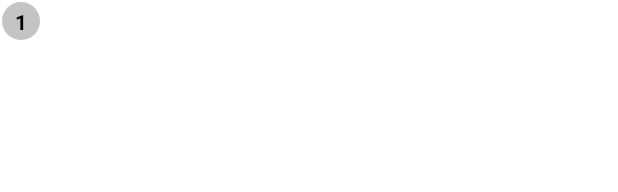
After one commit to AbhinavRastogi1997/7MinWorkout, an Android app: the layout item_status.xml on its own in the app's theme, with its tools: preview values and no code run, on a phone screen of 412 x 824 dp. The commit adds this screen. Shown: the top 192 px of the screen. Run offline under Robolectric (Android 15) with nearby library versions, the phone set to English and light mode, and no system bars.

Commit message:
made changes

```diff
--- /dev/null
+++ b/app/src/main/res/drawable/item_circular_gray.xml
@@ -0,0 +1,4 @@
+<?xml version="1.0" encoding="utf-8"?>
+<shape android:shape="oval" xmlns:android="http://schemas.android.com/apk/res/android">
+    <solid android:color="#C4C4C4"></solid>
+</shape>
--- /dev/null
+++ b/app/src/main/res/layout/item_status.xml
@@ -0,0 +1,16 @@
+<?xml version="1.0" encoding="utf-8"?>
+<TextView xmlns:android="http://schemas.android.com/apk/res/android"
+    xmlns:tools="http://schemas.android.com/tools"
+    android:id="@+id/tvItem"
+    android:layout_width="25dp"
+    android:layout_height="25dp"
+    android:layout_margin="1dp"
+    android:gravity="center"
+    android:textColor="@color/black"
+    android:textSize="14sp"
+    android:textStyle="bold"
+    android:padding="3dp"
+    android:background="@drawable/item_circular_gray"
+    tools:text="1">
+
+</TextView>
```
Also changed, not shown: app/src/main/java/com/example/a7minutesworkout/Excercise_Activity.kt (+73 -1 lines), app/src/main/java/com/example/a7minutesworkout/ExerciseStatusAdapter.kt (added, +34 -0 lines), app/src/main/res/layout/activity_excercise_.xml (+9 -0 lines), 1 other file.
